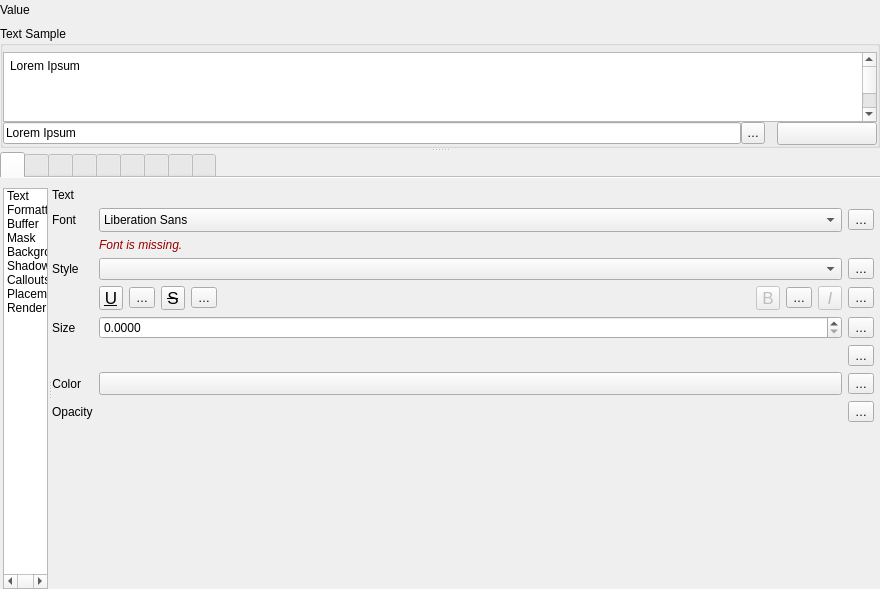
Old version of the form src/ui/qgstextformatwidgetbase.ui in the repository qgis/QGIS.
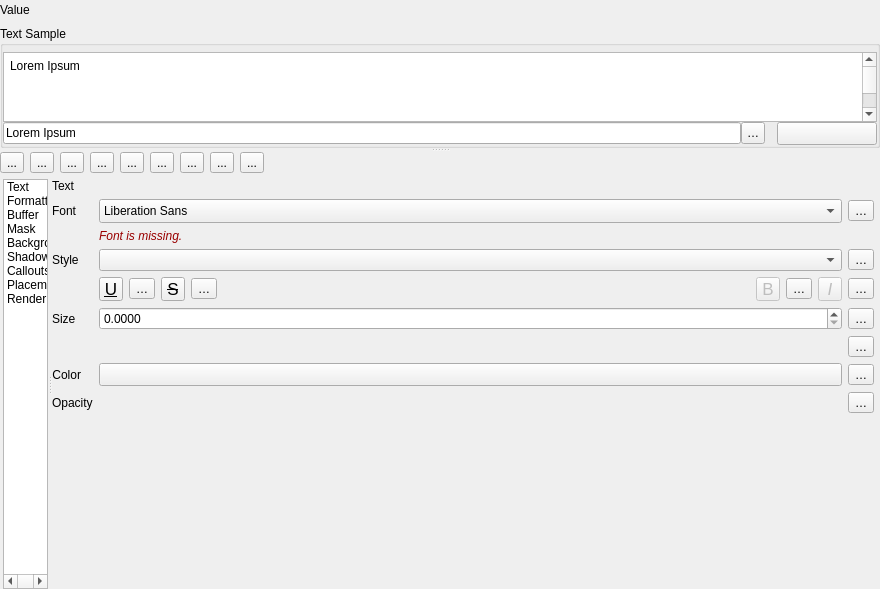
New version of the form. The open tabs and pages were chosen to show the change. Icons and pictures are not drawn. Custom widgets are drawn as their Qt base class.

Commit message: [UI] In labels dialog, change the tab bar for a row a buttons

The edit to the form file:
```diff
--- a/src/ui/qgstextformatwidgetbase.ui
+++ b/src/ui/qgstextformatwidgetbase.ui
@@ -380,125 +380,7 @@
           <property name="horizontalSpacing">
            <number>0</number>
           </property>
-          <item row="0" column="0">
-           <widget class="QTabWidget" name="mOptionsTab">
-            <property name="sizePolicy">
-             <sizepolicy hsizetype="Expanding" vsizetype="Fixed">
-              <horstretch>0</horstretch>
-              <verstretch>0</verstretch>
-             </sizepolicy>
-            </property>
-            <property name="tabPosition">
-             <enum>QTabWidget::North</enum>
-            </property>
-            <property name="tabShape">
-             <enum>QTabWidget::Rounded</enum>
-            </property>
-            <property name="currentIndex">
-             <number>0</number>
-            </property>
-            <property name="iconSize">
-             <size>
-              <width>20</width>
-              <height>20</height>
-             </size>
-            </property>
-            <property name="elideMode">
-             <enum>Qt::ElideNone</enum>
-            </property>
-            <property name="documentMode">
-             <bool>true</bool>
-            </property>
-            <property name="tabsClosable">
-             <bool>false</bool>
-            </property>
-            <widget class="QWidget" name="textTab">
-             <attribute name="icon">
-              <iconset resource="../../images/images.qrc">
-               <normaloff>:/images/themes/default/propertyicons/labeltext.svg</normaloff>:/images/themes/default/propertyicons/labeltext.svg</iconset>
-             </attribute>
-             <attribute name="title">
-              <string/>
-             </attribute>
-            </widget>
-            <widget class="QWidget" name="tab_2">
-             <attribute name="icon">
-              <iconset resource="../../images/images.qrc">
-               <normaloff>:/images/themes/default/propertyicons/labelformatting.svg</normaloff>:/images/themes/default/propertyicons/labelformatting.svg</iconset>
-             </attribute>
-             <attribute name="title">
-              <string/>
-             </attribute>
-            </widget>
-            <widget class="QWidget" name="tab">
-             <attribute name="icon">
-              <iconset resource="../../images/images.qrc">
-               <normaloff>:/images/themes/default/propertyicons/labelbuffer.svg</normaloff>:/images/themes/default/propertyicons/labelbuffer.svg</iconset>
-             </attribute>
-             <attribute name="title">
-              <string/>
-             </attribute>
-            </widget>
-            <widget class="QWidget" name="maskTab">
-             <attribute name="icon">
-              <iconset resource="../../images/images.qrc">
-               <normaloff>:/images/themes/default/propertyicons/labelmask.svg</normaloff>:/images/themes/default/propertyicons/labelmask.svg</iconset>
-             </attribute>
-             <attribute name="title">
-              <string/>
-             </attribute>
-            </widget>
-            <widget class="QWidget" name="tab_3">
-             <attribute name="icon">
-              <iconset resource="../../images/images.qrc">
-               <normaloff>:/images/themes/default/propertyicons/labelbackground.svg</normaloff>:/images/themes/default/propertyicons/labelbackground.svg</iconset>
-             </attribute>
-             <attribute name="title">
-              <string/>
-             </attribute>
-            </widget>
-            <widget class="QWidget" name="tab_4">
-             <attribute name="icon">
-              <iconset resource="../../images/images.qrc">
-               <normaloff>:/images/themes/default/propertyicons/labelshadow.svg</normaloff>:/images/themes/default/propertyicons/labelshadow.svg</iconset>
-             </attribute>
-             <attribute name="title">
-              <string/>
-             </attribute>
-            </widget>
-            <widget class="QWidget" name="callouts">
-             <attribute name="icon">
-              <iconset resource="../../images/images.qrc">
-               <normaloff>:/images/themes/default/propertyicons/labelcallout.svg</normaloff>:/images/themes/default/propertyicons/labelcallout.svg</iconset>
-             </attribute>
-             <attribute name="title">
-              <string/>
-             </attribute>
-             <attribute name="toolTip">
-              <string>Callouts</string>
-             </attribute>
-            </widget>
-            <widget class="QWidget" name="widget">
-             <attribute name="icon">
-              <iconset resource="../../images/images.qrc">
-               <normaloff>:/images/themes/default/propertyicons/labelplacement.svg</normaloff>:/images/themes/default/propertyicons/labelplacement.svg</iconset>
-             </attribute>
-             <attribute name="title">
-              <string/>
-             </attribute>
-            </widget>
-            <widget class="QWidget" name="tab_6">
-             <attribute name="icon">
-              <iconset resource="../../images/images.qrc">
-               <normaloff>:/images/themes/default/propertyicons/render.svg</normaloff>:/images/themes/default/propertyicons/render.svg</iconset>
-             </attribute>
-             <attribute name="title">
-              <string/>
-             </attribute>
-            </widget>
-           </widget>
-          </item>
-          <item row="1" column="0">
+          <item row="2" column="0">
            <widget class="QSplitter" name="mLabelingOptionsSplitter">
             <property name="orientation">
              <enum>Qt::Horizontal</enum>
@@ -723,8 +605,8 @@
                       <rect>
                        <x>0</x>
                        <y>0</y>
-                       <width>317</width>
-                       <height>260</height>
+                       <width>351</width>
+                       <height>332</height>
                       </rect>
                      </property>
                      <layout class="QVBoxLayout" name="verticalLayout_2" stretch="0,1">
@@ -6732,6 +6614,176 @@
             </widget>
            </widget>
           </item>
+          <item row="0" column="0">
+           <layout class="QGridLayout" name="gridLayout_48">
+            <item row="0" column="7">
+             <widget class="QToolButton" name="mPlacementButton">
+              <property name="text">
+               <string>...</string>
+              </property>
+              <property name="icon">
+               <iconset resource="../../images/images.qrc">
+                <normaloff>:/images/themes/default/propertyicons/labelplacement.svg</normaloff>:/images/themes/default/propertyicons/labelplacement.svg</iconset>
+              </property>
+              <property name="checkable">
+               <bool>true</bool>
+              </property>
+              <attribute name="buttonGroup">
+               <string notr="true">mTabsButtonGroup</string>
+              </attribute>
+             </widget>
+            </item>
+            <item row="0" column="0">
+             <widget class="QToolButton" name="mTextButton">
+              <property name="text">
+               <string>...</string>
+              </property>
+              <property name="icon">
+               <iconset resource="../../images/images.qrc">
+                <normaloff>:/images/themes/default/propertyicons/labeltext.svg</normaloff>:/images/themes/default/propertyicons/labeltext.svg</iconset>
+              </property>
+              <property name="checkable">
+               <bool>true</bool>
+              </property>
+              <attribute name="buttonGroup">
+               <string notr="true">mTabsButtonGroup</string>
+              </attribute>
+             </widget>
+            </item>
+            <item row="0" column="1">
+             <widget class="QToolButton" name="mFormattingButton">
+              <property name="text">
+               <string>...</string>
+              </property>
+              <property name="icon">
+               <iconset resource="../../images/images.qrc">
+                <normaloff>:/images/themes/default/propertyicons/labelformatting.svg</normaloff>:/images/themes/default/propertyicons/labelformatting.svg</iconset>
+              </property>
+              <property name="checkable">
+               <bool>true</bool>
+              </property>
+              <attribute name="buttonGroup">
+               <string notr="true">mTabsButtonGroup</string>
+              </attribute>
+             </widget>
+            </item>
+            <item row="0" column="9">
+             <spacer name="horizontalSpacer_6">
+              <property name="orientation">
+               <enum>Qt::Horizontal</enum>
+              </property>
+              <property name="sizeHint" stdset="0">
+               <size>
+                <width>40</width>
+                <height>20</height>
+               </size>
+              </property>
+             </spacer>
+            </item>
+            <item row="0" column="3">
+             <widget class="QToolButton" name="mMaskButton">
+              <property name="text">
+               <string>...</string>
+              </property>
+              <property name="icon">
+               <iconset resource="../../images/images.qrc">
+                <normaloff>:/images/themes/default/propertyicons/labelmask.svg</normaloff>:/images/themes/default/propertyicons/labelmask.svg</iconset>
+              </property>
+              <property name="checkable">
+               <bool>true</bool>
+              </property>
+              <attribute name="buttonGroup">
+               <string notr="true">mTabsButtonGroup</string>
+              </attribute>
+             </widget>
+            </item>
+            <item row="0" column="4">
+             <widget class="QToolButton" name="mBackgroundButton">
+              <property name="text">
+               <string>...</string>
+              </property>
+              <property name="icon">
+               <iconset resource="../../images/images.qrc">
+                <normaloff>:/images/themes/default/propertyicons/labelbackground.svg</normaloff>:/images/themes/default/propertyicons/labelbackground.svg</iconset>
+              </property>
+              <property name="checkable">
+               <bool>true</bool>
+              </property>
+              <attribute name="buttonGroup">
+               <string notr="true">mTabsButtonGroup</string>
+              </attribute>
+             </widget>
+            </item>
+            <item row="0" column="2">
+             <widget class="QToolButton" name="mBufferButton">
+              <property name="text">
+               <string>...</string>
+              </property>
+              <property name="icon">
+               <iconset resource="../../images/images.qrc">
+                <normaloff>:/images/themes/default/propertyicons/labelbuffer.svg</normaloff>:/images/themes/default/propertyicons/labelbuffer.svg</iconset>
+              </property>
+              <property name="checkable">
+               <bool>true</bool>
+              </property>
+              <attribute name="buttonGroup">
+               <string notr="true">mTabsButtonGroup</string>
+              </attribute>
+             </widget>
+            </item>
+            <item row="0" column="5">
+             <widget class="QToolButton" name="mShadowButton">
+              <property name="text">
+               <string>...</string>
+              </property>
+              <property name="icon">
+               <iconset resource="../../images/images.qrc">
+                <normaloff>:/images/themes/default/propertyicons/labelshadow.svg</normaloff>:/images/themes/default/propertyicons/labelshadow.svg</iconset>
+              </property>
+              <property name="checkable">
+               <bool>true</bool>
+              </property>
+              <attribute name="buttonGroup">
+               <string notr="true">mTabsButtonGroup</string>
+              </attribute>
+             </widget>
+            </item>
+            <item row="0" column="6">
+             <widget class="QToolButton" name="mCalloutButton">
+              <property name="text">
+               <string>...</string>
+              </property>
+              <property name="icon">
+               <iconset resource="../../images/images.qrc">
+                <normaloff>:/images/themes/default/propertyicons/labelcallout.svg</normaloff>:/images/themes/default/propertyicons/labelcallout.svg</iconset>
+              </property>
+              <property name="checkable">
+               <bool>true</bool>
+              </property>
+              <attribute name="buttonGroup">
+               <string notr="true">mTabsButtonGroup</string>
+              </attribute>
+             </widget>
+            </item>
+            <item row="0" column="8">
+             <widget class="QToolButton" name="mRenderButton">
+              <property name="text">
+               <string>...</string>
+              </property>
+              <property name="icon">
+               <iconset resource="../../images/images.qrc">
+                <normaloff>:/images/themes/default/propertyicons/render.svg</normaloff>:/images/themes/default/propertyicons/render.svg</iconset>
+              </property>
+              <property name="checkable">
+               <bool>true</bool>
+              </property>
+              <attribute name="buttonGroup">
+               <string notr="true">mTabsButtonGroup</string>
+              </attribute>
+             </widget>
+            </item>
+           </layout>
+          </item>
          </layout>
         </widget>
        </widget>
@@ -6750,15 +6802,9 @@
    <container>1</container>
   </customwidget>
   <customwidget>
-   <class>QgsScrollArea</class>
-   <extends>QScrollArea</extends>
-   <header>qgsscrollarea.h</header>
-   <container>1</container>
-  </customwidget>
-  <customwidget>
-   <class>QgsFieldExpressionWidget</class>
-   <extends>QWidget</extends>
-   <header>qgsfieldexpressionwidget.h</header>
+   <class>QgsColorButton</class>
+   <extends>QToolButton</extends>
+   <header>qgscolorbutton.h</header>
    <container>1</container>
   </customwidget>
   <customwidget>
@@ -6766,26 +6812,48 @@
    <extends>QDoubleSpinBox</extends>
    <header>qgsdoublespinbox.h</header>
   </customwidget>
+  <customwidget>
+   <class>QgsFieldExpressionWidget</class>
+   <extends>QWidget</extends>
+   <header>qgsfieldexpressionwidget.h</header>
+   <container>1</container>
+  </customwidget>
+  <customwidget>
+   <class>QgsOpacityWidget</class>
+   <extends>QWidget</extends>
+   <header>qgsopacitywidget.h</header>
+   <container>1</container>
+  </customwidget>
   <customwidget>
    <class>QgsPropertyOverrideButton</class>
    <extends>QToolButton</extends>
    <header>qgspropertyoverridebutton.h</header>
   </customwidget>
-  <customwidget>
-   <class>QgsUnitSelectionWidget</class>
-   <extends>QWidget</extends>
-   <header>qgsunitselectionwidget.h</header>
-   <container>1</container>
-  </customwidget>
   <customwidget>
    <class>QgsScaleWidget</class>
    <extends>QWidget</extends>
    <header>qgsscalewidget.h</header>
   </customwidget>
   <customwidget>
-   <class>QgsColorButton</class>
+   <class>QgsSpinBox</class>
+   <extends>QSpinBox</extends>
+   <header>qgsspinbox.h</header>
+  </customwidget>
+  <customwidget>
+   <class>QgsSymbolButton</class>
    <extends>QToolButton</extends>
-   <header>qgscolorbutton.h</header>
+   <header>qgssymbolbutton.h</header>
+  </customwidget>
+  <customwidget>
+   <class>QgsScrollArea</class>
+   <extends>QScrollArea</extends>
+   <header>qgsscrollarea.h</header>
+   <container>1</container>
+  </customwidget>
+  <customwidget>
+   <class>QgsUnitSelectionWidget</class>
+   <extends>QWidget</extends>
+   <header>qgsunitselectionwidget.h</header>
    <container>1</container>
   </customwidget>
   <customwidget>
@@ -6799,17 +6867,6 @@
    <extends>QComboBox</extends>
    <header>qgsblendmodecombobox.h</header>
   </customwidget>
-  <customwidget>
-   <class>QgsOpacityWidget</class>
-   <extends>QWidget</extends>
-   <header>qgsopacitywidget.h</header>
-   <container>1</container>
-  </customwidget>
-  <customwidget>
-   <class>QgsSpinBox</class>
-   <extends>QSpinBox</extends>
-   <header>qgsspinbox.h</header>
-  </customwidget>
   <customwidget>
    <class>QgsPenJoinStyleComboBox</class>
    <extends>QComboBox</extends>
@@ -6832,11 +6889,6 @@
    <header>qgsstyleitemslistwidget.h</header>
    <container>1</container>
   </customwidget>
-  <customwidget>
-   <class>QgsSymbolButton</class>
-   <extends>QToolButton</extends>
-   <header>qgssymbolbutton.h</header>
-  </customwidget>
  </customwidgets>
  <tabstops>
   <tabstop>mFieldExpressionWidget</tabstop>
```
Left out of the diff: 116 changed lines with no effect on the pictures. The commit also changes 1 other file.
